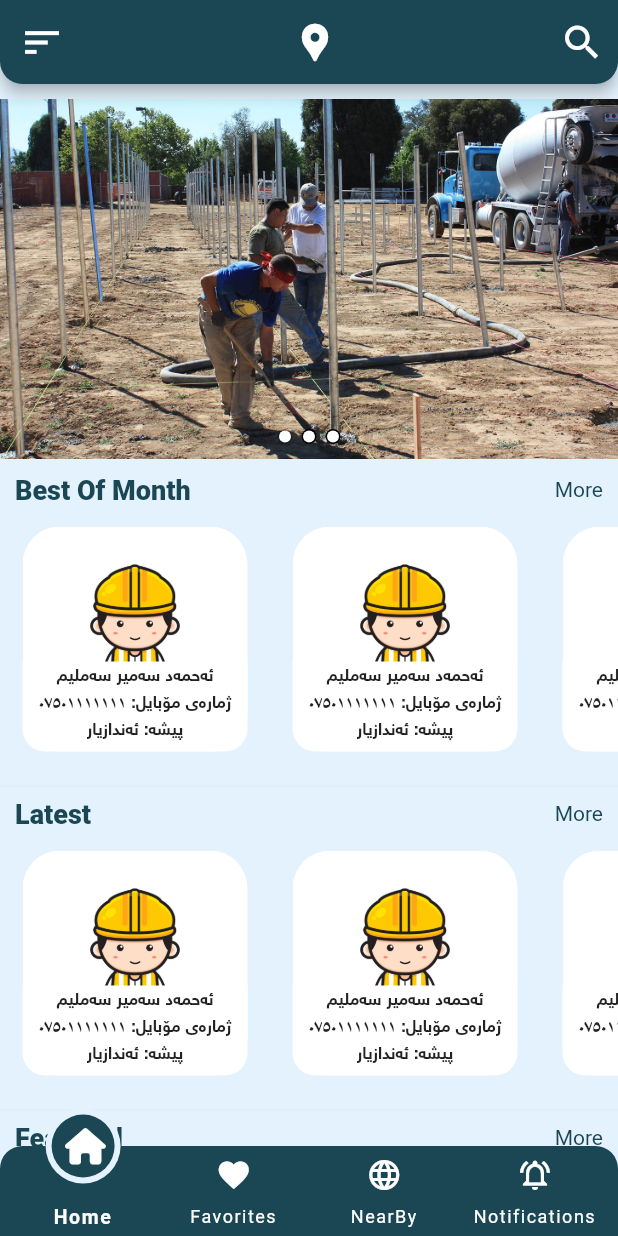
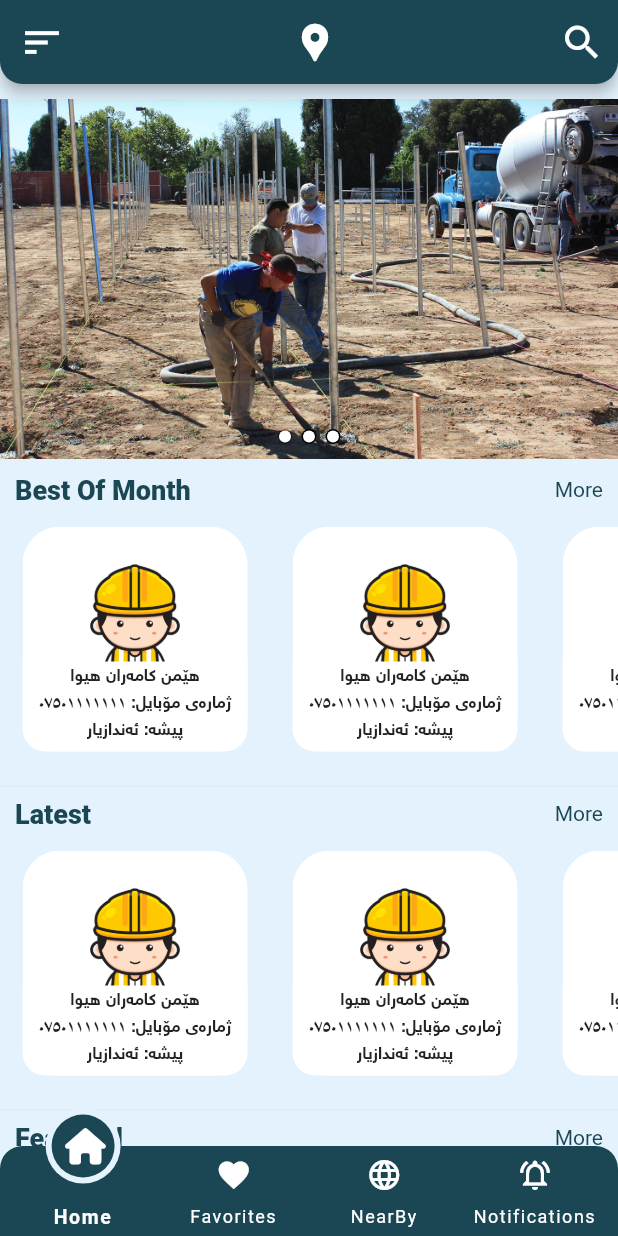
Before and after one commit to ahmadlhony/first_assignment, a Flutter app: the screen it shows after launch, on a phone screen of 412 x 824 dp. Run offline on Flutter 3.47's test engine with Material 2 defaults, Android fonts, the light colour scheme and no system bars; drawn by our look-alikes of carousel_slider; our stand-ins replace fluttericon.

Commit message:
هێمن کامەران هیوا

```diff
--- a/lib/widgets/categories_grid.dart
+++ b/lib/widgets/categories_grid.dart
@@ -45,16 +45,11 @@ class CategoryGrid extends StatelessWidget {
                 scrollDirection: Axis.horizontal,
                 shrinkWrap: true,
                 children: [
-                  CategoryItem(
-                      "ئەحمەد سەمیر سەملیم", "٠٧٥٠١١١١١١١", "ئەندازیار"),
-                  CategoryItem(
-                      "ئەحمەد سەمیر سەملیم", "٠٧٥٠١١١١١١١", "ئەندازیار"),
-                  CategoryItem(
-                      "ئەحمەد سەمیر سەملیم", "٠٧٥٠١١١١١١١", "ئەندازیار"),
-                  CategoryItem(
-                      "ئەحمەد سەمیر سەملیم", "٠٧٥٠١١١١١١١", "ئەندازیار"),
-                  CategoryItem(
-                      "ئەحمەد سەمیر سەملیم", "٠٧٥٠١١١١١١١", "ئەندازیار"),
+                  CategoryItem("هێمن کامەران هیوا", "٠٧٥٠١١١١١١١", "ئەندازیار"),
+                  CategoryItem("هێمن کامەران هیوا", "٠٧٥٠١١١١١١١", "ئەندازیار"),
+                  CategoryItem("هێمن کامەران هیوا", "٠٧٥٠١١١١١١١", "ئەندازیار"),
+                  CategoryItem("هێمن کامەران هیوا", "٠٧٥٠١١١١١١١", "ئەندازیار"),
+                  CategoryItem("هێمن کامەران هیوا", "٠٧٥٠١١١١١١١", "ئەندازیار"),
                 ]),
           ),
         ],
```
